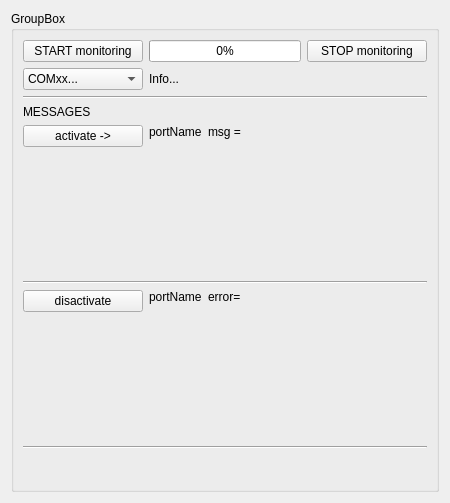
First picture: the form in qt_comPort_Monitor/widget/comportgroup_form.ui, repository plumber2020/Qt_ComPort_pic16F1718_mcp9803, before the edit.
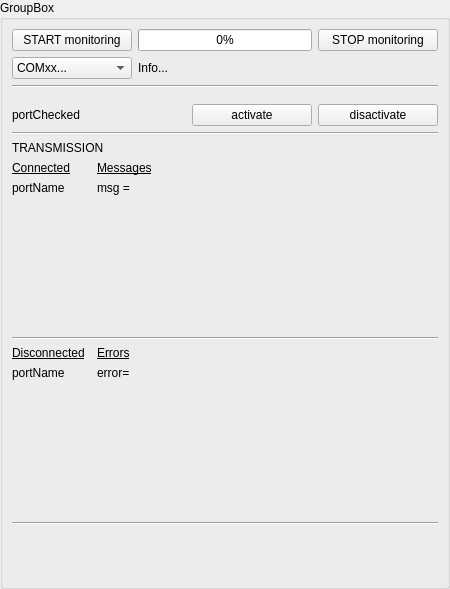
Second picture: the form after the edit.

What changed in the file:
```diff
--- a/qt_comPort_Monitor/widget/comportgroup_form.ui
+++ b/qt_comPort_Monitor/widget/comportgroup_form.ui
@@ -7,7 +7,7 @@
     <x>0</x>
     <y>0</y>
     <width>450</width>
-    <height>503</height>
+    <height>589</height>
    </rect>
   </property>
   <property name="sizePolicy">
@@ -26,6 +26,18 @@
    <string>Widget</string>
   </property>
   <layout class="QVBoxLayout" name="verticalLayout">
+   <property name="leftMargin">
+    <number>0</number>
+   </property>
+   <property name="topMargin">
+    <number>0</number>
+   </property>
+   <property name="rightMargin">
+    <number>0</number>
+   </property>
+   <property name="bottomMargin">
+    <number>0</number>
+   </property>
    <item>
     <widget class="QGroupBox" name="groupBox">
      <property name="title">
@@ -122,16 +134,131 @@
         </property>
        </widget>
       </item>
+      <item>
+       <spacer name="verticalSpacer_2">
+        <property name="orientation">
+         <enum>Qt::Vertical</enum>
+        </property>
+        <property name="sizeType">
+         <enum>QSizePolicy::Fixed</enum>
+        </property>
+        <property name="sizeHint" stdset="0">
+         <size>
+          <width>20</width>
+          <height>10</height>
+         </size>
+        </property>
+       </spacer>
+      </item>
+      <item>
+       <layout class="QHBoxLayout" name="horizontalLayout">
+        <item>
+         <widget class="QLabel" name="label_portChecked">
+          <property name="minimumSize">
+           <size>
+            <width>120</width>
+            <height>0</height>
+           </size>
+          </property>
+          <property name="text">
+           <string>portChecked</string>
+          </property>
+         </widget>
+        </item>
+        <item>
+         <spacer name="horizontalSpacer">
+          <property name="orientation">
+           <enum>Qt::Horizontal</enum>
+          </property>
+          <property name="sizeHint" stdset="0">
+           <size>
+            <width>40</width>
+            <height>20</height>
+           </size>
+          </property>
+         </spacer>
+        </item>
+        <item>
+         <widget class="QPushButton" name="pButton_connect">
+          <property name="sizePolicy">
+           <sizepolicy hsizetype="Fixed" vsizetype="Fixed">
+            <horstretch>0</horstretch>
+            <verstretch>0</verstretch>
+           </sizepolicy>
+          </property>
+          <property name="minimumSize">
+           <size>
+            <width>120</width>
+            <height>0</height>
+           </size>
+          </property>
+          <property name="maximumSize">
+           <size>
+            <width>16777215</width>
+            <height>16777215</height>
+           </size>
+          </property>
+          <property name="text">
+           <string>activate</string>
+          </property>
+         </widget>
+        </item>
+        <item>
+         <widget class="QPushButton" name="pButton_disconnect">
+          <property name="sizePolicy">
+           <sizepolicy hsizetype="Fixed" vsizetype="Fixed">
+            <horstretch>0</horstretch>
+            <verstretch>0</verstretch>
+           </sizepolicy>
+          </property>
+          <property name="minimumSize">
+           <size>
+            <width>120</width>
+            <height>0</height>
+           </size>
+          </property>
+          <property name="maximumSize">
+           <size>
+            <width>16777215</width>
+            <height>16777215</height>
+           </size>
+          </property>
+          <property name="text">
+           <string>disactivate</string>
+          </property>
+         </widget>
+        </item>
+       </layout>
+      </item>
+      <item>
+       <widget class="Line" name="line_4">
+        <property name="orientation">
+         <enum>Qt::Horizontal</enum>
+        </property>
+       </widget>
+      </item>
       <item>
        <widget class="QLabel" name="label">
         <property name="text">
-         <string>MESSAGES</string>
+         <string>TRANSMISSION</string>
         </property>
        </widget>
       </item>
       <item>
        <layout class="QGridLayout" name="gridLayout">
-        <item row="2" column="2">
+        <item row="0" column="0">
+         <widget class="QLabel" name="label_2">
+          <property name="font">
+           <font>
+            <underline>true</underline>
+           </font>
+          </property>
+          <property name="text">
+           <string>Connected</string>
+          </property>
+         </widget>
+        </item>
+        <item row="4" column="2">
          <widget class="QLabel" name="label_errors">
           <property name="sizePolicy">
            <sizepolicy hsizetype="MinimumExpanding" vsizetype="Preferred">
@@ -156,102 +283,14 @@
           </property>
          </widget>
         </item>
-        <item row="1" column="0" colspan="3">
+        <item row="2" column="0" colspan="3">
          <widget class="Line" name="line_3">
           <property name="orientation">
            <enum>Qt::Horizontal</enum>
           </property>
          </widget>
         </item>
-        <item row="0" column="0" alignment="Qt::AlignTop">
-         <widget class="QPushButton" name="pButton_connect">
-          <property name="sizePolicy">
-           <sizepolicy hsizetype="Fixed" vsizetype="Fixed">
-            <horstretch>0</horstretch>
-            <verstretch>0</verstretch>
-           </sizepolicy>
-          </property>
-          <property name="minimumSize">
-           <size>
-            <width>120</width>
-            <height>0</height>
-           </size>
-          </property>
-          <property name="maximumSize">
-           <size>
-            <width>16777215</width>
-            <height>16777215</height>
-           </size>
-          </property>
-          <property name="text">
-           <string>activate -&gt;</string>
-          </property>
-         </widget>
-        </item>
-        <item row="2" column="1">
-         <widget class="QLabel" name="label_portName_disactivated">
-          <property name="minimumSize">
-           <size>
-            <width>50</width>
-            <height>150</height>
-           </size>
-          </property>
-          <property name="text">
-           <string>portName</string>
-          </property>
-          <property name="alignment">
-           <set>Qt::AlignLeading|Qt::AlignLeft|Qt::AlignTop</set>
-          </property>
-          <property name="margin">
-           <number>3</number>
-          </property>
-         </widget>
-        </item>
-        <item row="2" column="0" alignment="Qt::AlignTop">
-         <widget class="QPushButton" name="pButton_disconnect">
-          <property name="sizePolicy">
-           <sizepolicy hsizetype="Fixed" vsizetype="Fixed">
-            <horstretch>0</horstretch>
-            <verstretch>0</verstretch>
-           </sizepolicy>
-          </property>
-          <property name="minimumSize">
-           <size>
-            <width>120</width>
-            <height>0</height>
-           </size>
-          </property>
-          <property name="maximumSize">
-           <size>
-            <width>16777215</width>
-            <height>16777215</height>
-           </size>
-          </property>
-          <property name="text">
-           <string>disactivate</string>
-          </property>
-         </widget>
-        </item>
-        <item row="0" column="1">
-         <widget class="QLabel" name="label_portName_activated">
-          <property name="minimumSize">
-           <size>
-            <width>50</width>
-            <height>150</height>
-           </size>
-          </property>
-          <property name="text">
-           <string>portName</string>
-          </property>
-          <property name="alignment">
-           <set>Qt::AlignLeading|Qt::AlignLeft|Qt::AlignTop</set>
-          </property>
-          <property name="margin">
-           <number>3</number>
-          </property>
-         </widget>
-        </item>
-        <item row="0" column="2">
+        <item row="1" column="2">
          <widget class="QLabel" name="label_messages">
           <property name="sizePolicy">
            <sizepolicy hsizetype="MinimumExpanding" vsizetype="Preferred">
@@ -276,6 +315,80 @@
           </property>
          </widget>
         </item>
+        <item row="1" column="0" colspan="2">
+         <widget class="QLabel" name="label_portName_activated">
+          <property name="minimumSize">
+           <size>
+            <width>50</width>
+            <height>150</height>
+           </size>
+          </property>
+          <property name="text">
+           <string>portName</string>
+          </property>
+          <property name="alignment">
+           <set>Qt::AlignLeading|Qt::AlignLeft|Qt::AlignTop</set>
+          </property>
+          <property name="margin">
+           <number>3</number>
+          </property>
+         </widget>
+        </item>
+        <item row="4" column="0" colspan="2">
+         <widget class="QLabel" name="label_portName_disactivated">
+          <property name="minimumSize">
+           <size>
+            <width>50</width>
+            <height>150</height>
+           </size>
+          </property>
+          <property name="text">
+           <string>portName</string>
+          </property>
+          <property name="alignment">
+           <set>Qt::AlignLeading|Qt::AlignLeft|Qt::AlignTop</set>
+          </property>
+          <property name="margin">
+           <number>3</number>
+          </property>
+         </widget>
+        </item>
+        <item row="0" column="2">
+         <widget class="QLabel" name="label_3">
+          <property name="font">
+           <font>
+            <underline>true</underline>
+           </font>
+          </property>
+          <property name="text">
+           <string>Messages</string>
+          </property>
+         </widget>
+        </item>
+        <item row="3" column="0">
+         <widget class="QLabel" name="label_4">
+          <property name="font">
+           <font>
+            <underline>true</underline>
+           </font>
+          </property>
+          <property name="text">
+           <string>Disconnected</string>
+          </property>
+         </widget>
+        </item>
+        <item row="3" column="2">
+         <widget class="QLabel" name="label_5">
+          <property name="font">
+           <font>
+            <underline>true</underline>
+           </font>
+          </property>
+          <property name="text">
+           <string>Errors</string>
+          </property>
+         </widget>
+        </item>
        </layout>
       </item>
       <item>
```
